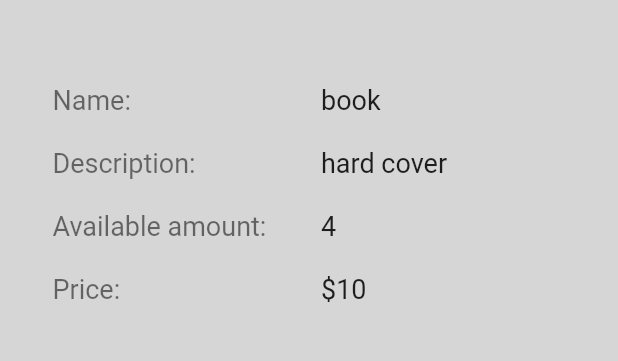
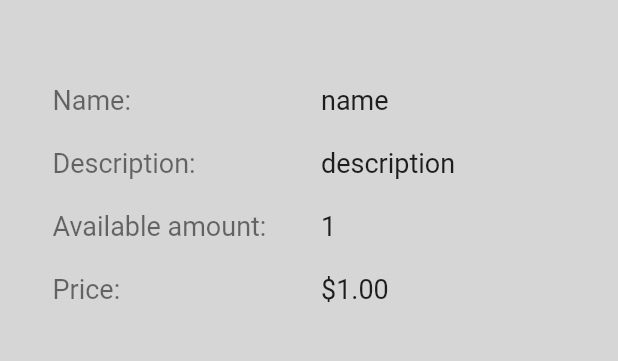
Before and after one commit to FadyAhmed/Nexus-Market-Place, a Flutter app: the SellScreen screen opened directly, after a tap on "item name", on a phone screen of 412 x 824 dp, the part 258-619 px from its top. Run offline on Flutter 3.47's test engine with Material 2 defaults, Android fonts, the phone set to English and light mode, and no system bars; our stand-ins replace equatable; accounts and stored records are empty; network calls fail.

Commit message:
inventories api: get item

```diff
--- a/lib/components/UI/item_card.dart
+++ b/lib/components/UI/item_card.dart
@@ -7,7 +7,7 @@ class ItemCard extends StatelessWidget {
   final String itemName;
   final String amount;
   final String sellerName;
-  final int price;
+  final double price;
   final onPressed;
   final onSelectMenuItem;
   final List<String>? menuItems;
--- a/lib/constants/routes_constants.dart
+++ b/lib/constants/routes_constants.dart
@@ -12,4 +12,7 @@ class RoutesConstants {
       RoutesConstants.usersBaseUrl + '/wallet/withdraw';
 
   static String addItemToInventory = RoutesConstants.baseUrl + '/myinventory';
+  static String getAllInventoryItems = RoutesConstants.baseUrl + '/myinventory';
+  static String getInventoryItemById(String id) =>
+      RoutesConstants.baseUrl + '/myinventory/' + id;
 }
--- a/lib/models/inventory_item.dart
+++ b/lib/models/inventory_item.dart
@@ -4,6 +4,8 @@ part 'inventory_item.g.dart';
 
 @JsonSerializable()
 class InventoryItem {
+  @JsonKey(includeIfNull: false)
+  String? id;
   String name;
   int amount;
   double price;
@@ -11,6 +13,7 @@ class InventoryItem {
   String imageLink;
 
   InventoryItem({
+    this.id,
     required this.name,
     required this.amount,
     required this.price,
--- a/lib/screens/navigation/store.dart
+++ b/lib/screens/navigation/store.dart
@@ -1,4 +1,5 @@
 import 'package:ds_market_place/components/UI/item_card.dart';
+import 'package:ds_market_place/models/inventory_item.dart';
 import 'package:ds_market_place/screens/edit_item_details.dart';
 import 'package:ds_market_place/screens/seller_item_details.dart';
 import 'package:ds_market_place/screens/store/select_item_to_sell.dart';
@@ -31,8 +32,15 @@ class _SellScreenState extends State<SellScreen> {
             amount: "11",
             price: 15,
             onPressed: () {
+              var item = InventoryItem(
+                name: 'name',
+                amount: 1,
+                price: 1,
+                description: 'description',
+                imageLink: 'imageLink',
+              );
               Navigator.of(context).push(MaterialPageRoute(
-                  builder: (context) => OnSaleItemDetailsScreen()));
+                  builder: (context) => OnSaleItemDetailsScreen(item)));
             },
             onSelectMenuItem: (choice) {
               if (choice == "Edit") {
--- a/lib/screens/search_screen.dart
+++ b/lib/screens/search_screen.dart
@@ -1,5 +1,6 @@
 import 'package:ds_market_place/components/UI/circular-loading.dart';
 import 'package:ds_market_place/components/UI/item_card.dart';
+import 'package:ds_market_place/models/inventory_item.dart';
 import 'package:ds_market_place/screens/account_info/account_info/purshaced_items.dart';
 import 'package:ds_market_place/screens/edit_item_details.dart';
 import 'package:ds_market_place/screens/seller_item_details.dart';
@@ -103,10 +104,18 @@ class _SearchScreenState extends State<SearchScreen> {
                                           amount: "11",
                                           price: 15,
                                           onPressed: () {
+                                            var item = InventoryItem(
+                                              name: 'name',
+                                              amount: 1,
+                                              price: 1,
+                                              description: 'description',
+                                              imageLink: 'imageLink',
+                                            );
                                             Navigator.of(context).push(
                                                 MaterialPageRoute(
                                                     builder: (context) =>
-                                                        OnSaleItemDetailsScreen()));
+                                                        OnSaleItemDetailsScreen(
+                                                            item)));
                                           },
                                           onSelectMenuItem: (choice) {
                                             if (choice == "Edit") {
--- a/lib/screens/seller_item_details.dart
+++ b/lib/screens/seller_item_details.dart
@@ -1,11 +1,13 @@
 import 'package:ds_market_place/components/UI/table_row.dart';
+import 'package:ds_market_place/models/inventory_item.dart';
 import 'package:flutter/material.dart';
 
 import '../constants.dart';
 import 'edit_item_details.dart';
 
 class OnSaleItemDetailsScreen extends StatefulWidget {
-  const OnSaleItemDetailsScreen({Key? key}) : super(key: key);
+  final InventoryItem item;
+  OnSaleItemDetailsScreen(this.item, {Key? key}) : super(key: key);
 
   @override
   _OnSaleItemDetailsScreenState createState() =>
@@ -71,13 +73,15 @@ class _OnSaleItemDetailsScreenState extends State<OnSaleItemDetailsScreen> {
           Table(
             //border: TableBorder.all(),
             children: [
-              tableRow("Name: ", "book", context),
+              tableRow("Name: ", widget.item.name, context),
               tableRow("", "", context),
-              tableRow("Description: ", "hard cover", context),
+              tableRow("Description: ", widget.item.description, context),
               tableRow("", "", context),
-              tableRow("Available amount: ", "4", context),
+              tableRow(
+                  "Available amount: ", widget.item.amount.toString(), context),
               tableRow("", "", context),
-              tableRow("Price: ", "\$10", context),
+              tableRow("Price: ", "\$${widget.item.price.toStringAsFixed(2)}",
+                  context),
             ],
           ),
           const SizedBox(height: 50),
```
Also changed, not shown: lib/helpers/testing_widgets.dart (+3 -14 lines), lib/providers/inventories_provider.dart (+35 -0 lines), lib/screens/navigation/inventory.dart (+25 -8 lines), lib/services/inventories_web_service.dart (+28 -0 lines), lib/models/inventory_item.g.dart.
